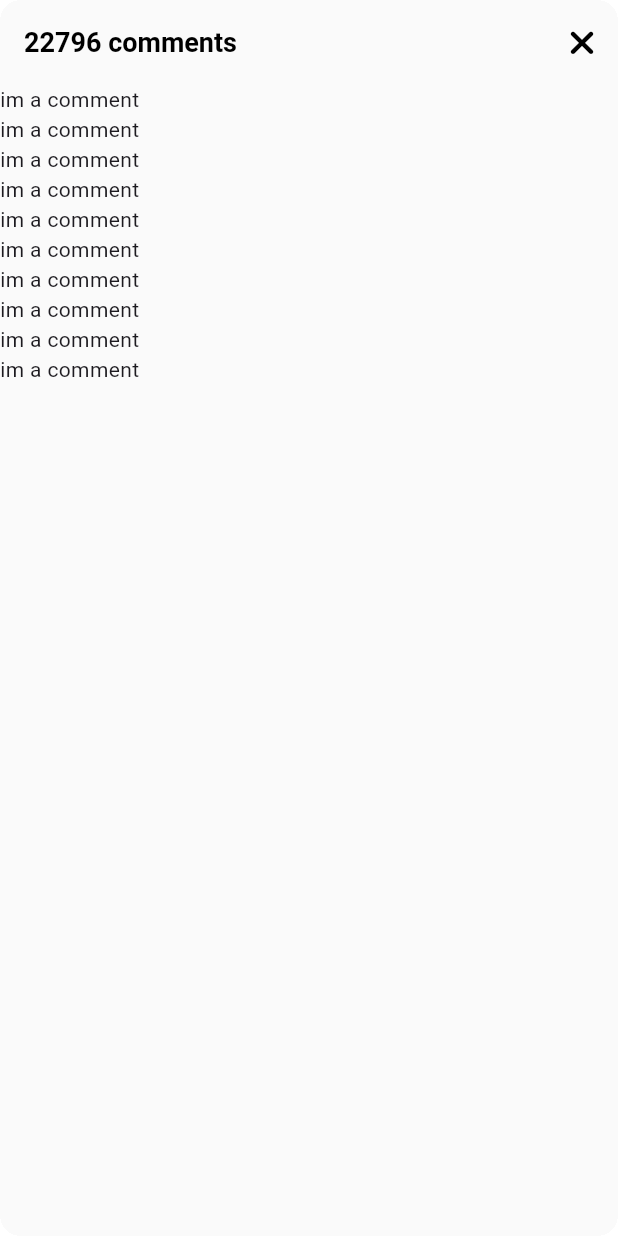
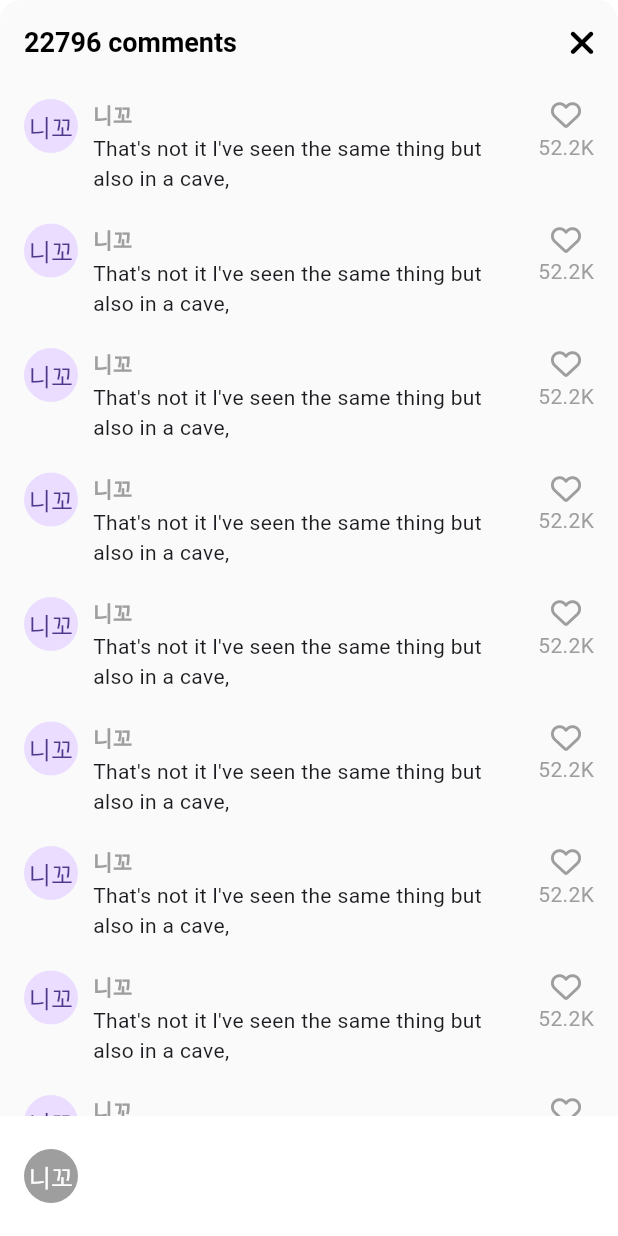
Before and after one commit to bee85919/tiktok_clone, a Flutter app: the VideoComments screen opened directly, on a phone screen of 412 x 824 dp. Run offline on Flutter 3.47's test engine with Material 3 defaults, Android fonts, the phone set to English and light mode, and no system bars; our stand-ins replace font_awesome_flutter, video_player, visibility_detector; network calls fail.

Commit message:
8.1 Comments

```diff
--- a/lib/features/videos/widgets/video_comments.dart
+++ b/lib/features/videos/widgets/video_comments.dart
@@ -1,5 +1,6 @@
 import 'package:flutter/material.dart';
 import 'package:font_awesome_flutter/font_awesome_flutter.dart';
+import 'package:tiktok_clone/constants/gaps.dart';
 import 'package:tiktok_clone/constants/sizes.dart';
 
 class VideoComments extends StatefulWidget {
@@ -34,10 +35,69 @@ class _VideoCommentsState extends State<VideoComments> {
             ),
           ],
         ),
-        body: ListView.builder(
+        body: ListView.separated(
+          padding: const EdgeInsets.symmetric(
+            vertical: Sizes.size10,
+            horizontal: Sizes.size16,
+          ),
+          separatorBuilder: (context, index) => Gaps.v20,
           itemCount: 10,
-          itemBuilder: (context, index) => Container(
-            child: const Text('im a comment'),
+          itemBuilder: (context, index) => Row(
+            crossAxisAlignment: CrossAxisAlignment.start,
+            children: [
+              const CircleAvatar(
+                radius: 18,
+                child: Text("니꼬"),
+              ),
+              Gaps.h10,
+              Expanded(
+                child: Column(
+                  crossAxisAlignment: CrossAxisAlignment.start,
+                  children: [
+                    Text(
+                      '니꼬',
+                      style: TextStyle(
+                          fontWeight: FontWeight.bold,
+                          fontSize: Sizes.size14,
+                          color: Colors.grey.shade500),
+                    ),
+                    Gaps.v3,
+                    const Text(
+                        "That's not it l've seen the same thing but also in a cave,")
+                  ],
+                ),
+              ),
+              Gaps.h10,
+              Column(
+                children: [
+                  FaIcon(
+                    FontAwesomeIcons.heart,
+                    size: Sizes.size20,
+                    color: Colors.grey.shade500,
+                  ),
+                  Gaps.v2,
+                  Text(
+                    '52.2K',
+                    style: TextStyle(
+                      color: Colors.grey.shade500,
+                    ),
+                  ),
+                ],
+              ),
+            ],
+          ),
+        ),
+        bottomNavigationBar: BottomAppBar(
+          color: Colors.white,
+          child: Row(
+            children: [
+              CircleAvatar(
+                radius: 18,
+                backgroundColor: Colors.grey.shade500,
+                foregroundColor: Colors.white,
+                child: const Text("니꼬"),
+              ),
+            ],
           ),
         ),
       ),
```
Also changed, not shown: lib/features/main_navigation/main_navigation_screen.dart (line endings or trailing spaces), lib/features/videos/video_timeline_screen.dart (line endings or trailing spaces), lib/features/videos/widgets/video_button.dart (line endings or trailing spaces), lib/features/videos/widgets/video_post.dart (line endings or trailing spaces), pubspec.lock, pubspec.yaml (line endings or trailing spaces), 4 other files.
